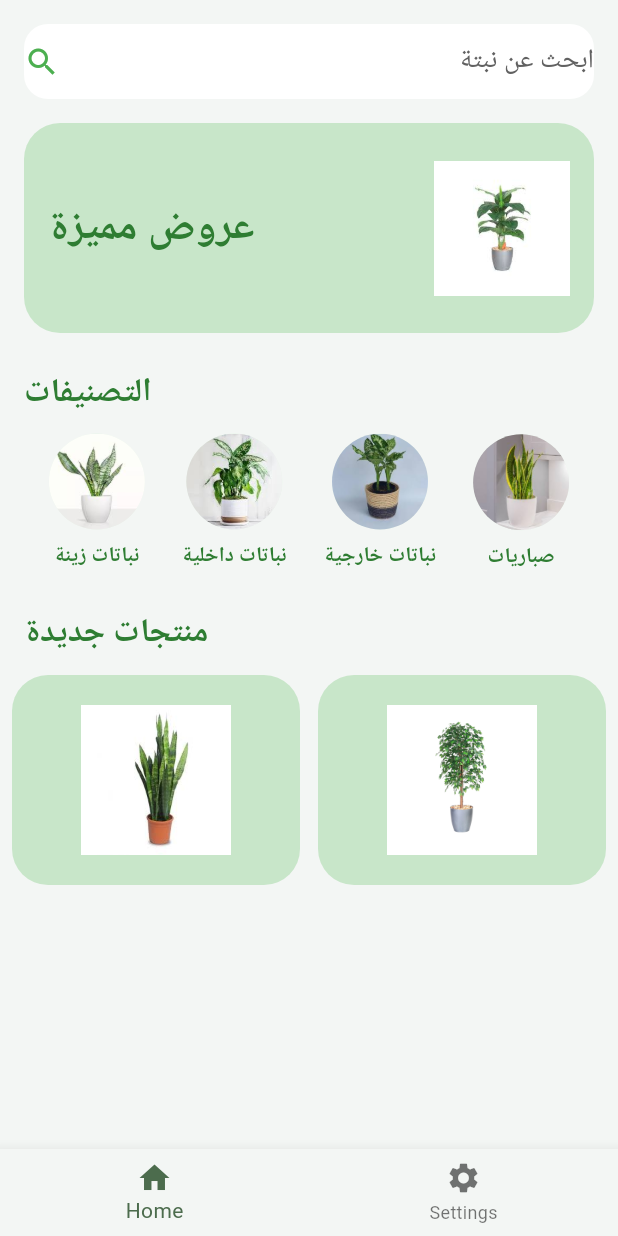
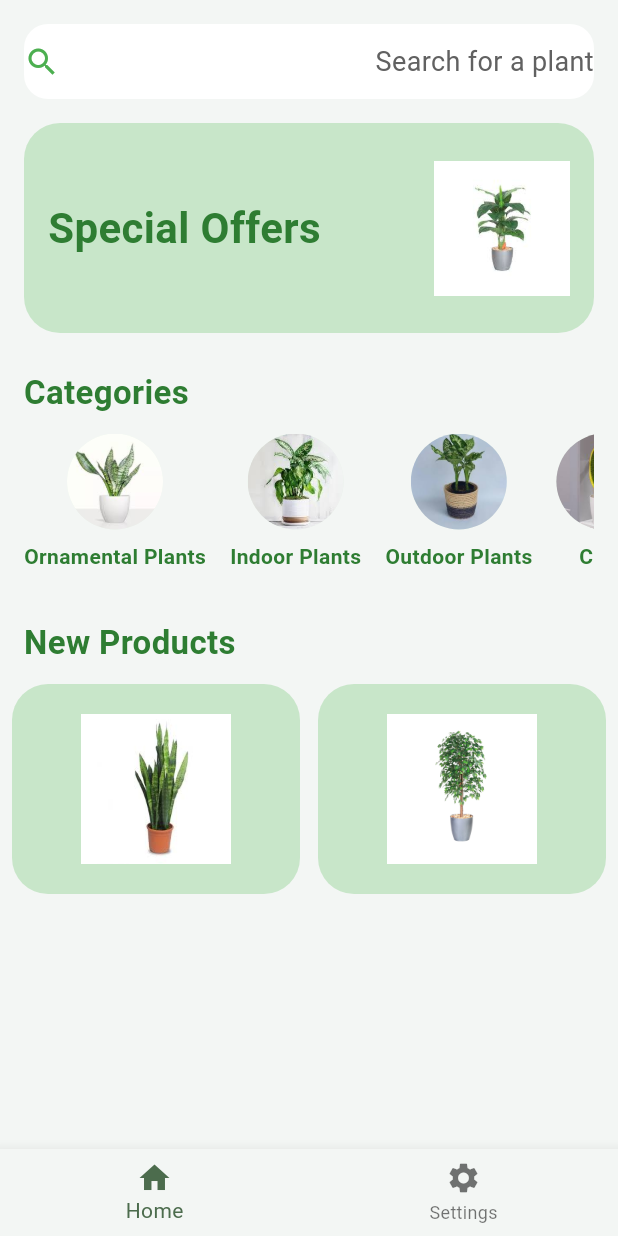
Before and after one commit to husseinzomar/nabatak_v1, a Flutter app: the screen it shows after launch, on a phone screen of 412 x 824 dp. Run offline on Flutter 3.47's test engine with Material 3 defaults, Android fonts, the phone set to English and light mode, and no system bars.

Commit message:
add translate

```diff
--- a/lib/Pages/homepage.dart
+++ b/lib/Pages/homepage.dart
@@ -1,4 +1,5 @@
 import 'package:flutter/material.dart';
+import 'package:nabatak_v1/l10n/app_localizations.dart';
 
 class HomePage extends StatelessWidget {
   @override
@@ -33,7 +34,9 @@ class HomePage extends StatelessWidget {
                         SizedBox(width: 8),
                         Expanded(
                           child: Text(
-                            'ابحث عن نبتة',
+                            AppLocalizations.of(
+                              context,
+                            )!.searchHint, // استخدم الترجمة هنا
                             style: TextStyle(
                               color: Colors.grey[700],
                               fontSize: 18,
@@ -65,7 +68,9 @@ class HomePage extends StatelessWidget {
                             mainAxisAlignment: MainAxisAlignment.center,
                             children: [
                               Text(
-                                'عروض مميزة',
+                                AppLocalizations.of(
+                                  context,
+                                )!.specialOffersTitle,
                                 style: TextStyle(
                                   color: Colors.green[800],
                                   fontSize: 28,
@@ -89,7 +94,7 @@ class HomePage extends StatelessWidget {
               Padding(
                 padding: const EdgeInsets.symmetric(horizontal: 16.0),
                 child: Text(
-                  'التصنيفات',
+                  AppLocalizations.of(context)!.categoriesTitle,
                   style: TextStyle(
                     color: Colors.green[800],
                     fontSize: 22,
@@ -101,14 +106,35 @@ class HomePage extends StatelessWidget {
               SizedBox(height: 12),
               Padding(
                 padding: const EdgeInsets.symmetric(horizontal: 8.0),
-                child: Row(
-                  mainAxisAlignment: MainAxisAlignment.spaceEvenly,
-                  children: [
-                    _CategoryItem('assets/plant2.jpeg', 'نباتات زينة'),
-                    _CategoryItem('assets/plant3.jpeg', 'نباتات داخلية'),
-                    _CategoryItem('assets/plant4.jpeg', 'نباتات خارجية'),
-                    _CategoryItem('assets/plant5.jpeg', 'صباريات'),
-                  ],
+                child: Padding(
+                  padding: const EdgeInsets.symmetric(horizontal: 8.0),
+                  child: SizedBox(
+                    height: 100, // ارتفاع العنصر
+                    child: ListView(
+                      scrollDirection: Axis.horizontal,
+                      children: [
+                        _CategoryItem(
+                          'assets/plant2.jpeg',
+                          AppLocalizations.of(context)!.ornamentalPlants,
+                        ),
+                        SizedBox(width: 16),
+                        _CategoryItem(
+                          'assets/plant3.jpeg',
+                          AppLocalizations.of(context)!.indoorPlants,
+                        ),
+                        SizedBox(width: 16),
+                        _CategoryItem(
+                          'assets/plant4.jpeg',
+                          AppLocalizations.of(context)!.outdoorPlants,
+                        ),
+                        SizedBox(width: 16),
+                        _CategoryItem(
+                          'assets/plant5.jpeg',
+                          AppLocalizations.of(context)!.cacti,
+                        ),
+                      ],
+                    ),
+                  ),
                 ),
               ),
               SizedBox(height: 24),
@@ -116,7 +142,7 @@ class HomePage extends StatelessWidget {
               Padding(
                 padding: const EdgeInsets.symmetric(horizontal: 16.0),
                 child: Text(
-                  'منتجات جديدة',
+                  AppLocalizations.of(context)!.newProductsTitle,
                   style: TextStyle(
                     color: Colors.green[800],
                     fontSize: 22,
@@ -166,6 +192,7 @@ class _CategoryItem extends StatelessWidget {
           style: TextStyle(
             color: Colors.green[800],
             fontWeight: FontWeight.bold,
+            fontSize: 14,
           ),
         ),
       ],
@@ -192,15 +219,6 @@ class _ProductItem extends StatelessWidget {
 }
 
 class PlantSearchDelegate extends SearchDelegate<String> {
-  final List<String> plantNames = [
-    'نباتات زينة',
-    'نباتات داخلية',
-    'نباتات خارجية',
-    'صباريات',
-    'منتجات جديدة',
-    // أضف المزيد حسب الحاجة
-  ];
-
   @override
   List<Widget>? buildActions(BuildContext context) {
     return [IconButton(icon: Icon(Icons.clear), onPressed: () => query = '')];
@@ -216,6 +234,13 @@ class PlantSearchDelegate extends SearchDelegate<String> {
 
   @override
   Widget buildResults(BuildContext context) {
+    final plantNames = [
+      AppLocalizations.of(context)!.ornamentalPlants,
+      AppLocalizations.of(context)!.indoorPlants,
+      AppLocalizations.of(context)!.outdoorPlants,
+      AppLocalizations.of(context)!.cacti,
+      AppLocalizations.of(context)!.newProductsTitle,
+    ];
     final results = plantNames.where((name) => name.contains(query)).toList();
     return ListView.builder(
       itemCount: results.length,
@@ -228,6 +253,13 @@ class PlantSearchDelegate extends SearchDelegate<String> {
 
   @override
   Widget buildSuggestions(BuildContext context) {
+    final plantNames = [
+      AppLocalizations.of(context)!.ornamentalPlants,
+      AppLocalizations.of(context)!.indoorPlants,
+      AppLocalizations.of(context)!.outdoorPlants,
+      AppLocalizations.of(context)!.cacti,
+      AppLocalizations.of(context)!.newProductsTitle,
+    ];
     final suggestions = plantNames
         .where((name) => name.contains(query))
         .toList();
--- a/lib/l10n/app_localizations.dart
+++ b/lib/l10n/app_localizations.dart
@@ -127,6 +127,66 @@ abstract class AppLocalizations {
   /// In en, this message translates to:
   /// **'Plant Name'**
   String get plantName;
+
+  /// No description provided for @searchHint.
+  ///
+  /// In en, this message translates to:
+  /// **'Search for a plant'**
+  String get searchHint;
+
+  /// No description provided for @specialOffersTitle.
+  ///
+  /// In en, this message translates to:
+  /// **'Special Offers'**
+  String get specialOffersTitle;
+
+  /// No description provided for @categoriesTitle.
+  ///
+  /// In en, this message translates to:
+  /// **'Categories'**
+  String get categoriesTitle;
+
+  /// No description provided for @ornamentalPlants.
+  ///
+  /// In en, this message translates to:
+  /// **'Ornamental Plants'**
+  String get ornamentalPlants;
+
+  /// No description provided for @indoorPlants.
+  ///
+  /// In en, this message translates to:
+  /// **'Indoor Plants'**
+  String get indoorPlants;
+
+  /// No description provided for @outdoorPlants.
+  ///
+  /// In en, this message translates to:
+  /// **'Outdoor Plants'**
+  String get outdoorPlants;
+
+  /// No description provided for @cacti.
+  ///
+  /// In en, this message translates to:
+  /// **'Cacti'**
+  String get cacti;
+
+  /// No description provided for @newProductsTitle.
+  ///
+  /// In en, this message translates to:
+  /// **'New Products'**
+  String get newProductsTitle;
+
+  /// No description provided for @clearButtonTooltip.
+  ///
+  /// In en, this message translates to:
+  /// **'Clear'**
+  String get clearButtonTooltip;
+
+  /// No description provided for @backButtonTooltip.
+  ///
+  /// In en, this message translates to:
+  /// **'Back'**
+  String get backButtonTooltip;
 }
 
 class _AppLocalizationsDelegate
--- a/lib/l10n/app_localizations_en.dart
+++ b/lib/l10n/app_localizations_en.dart
@@ -23,4 +23,34 @@ class AppLocalizationsEn extends AppLocalizations {
 
   @override
   String get plantName => 'Plant Name';
+
+  @override
+  String get searchHint => 'Search for a plant';
+
+  @override
+  String get specialOffersTitle => 'Special Offers';
+
+  @override
+  String get categoriesTitle => 'Categories';
+
+  @override
+  String get ornamentalPlants => 'Ornamental Plants';
+
+  @override
+  String get indoorPlants => 'Indoor Plants';
+
+  @override
+  String get outdoorPlants => 'Outdoor Plants';
+
+  @override
+  String get cacti => 'Cacti';
+
+  @override
+  String get newProductsTitle => 'New Products';
+
+  @override
+  String get clearButtonTooltip => 'Clear';
+
+  @override
+  String get backButtonTooltip => 'Back';
 }
```
Also changed, not shown: lib/l10n/app_localizations_ar.dart (+30 -0 lines), pubspec.lock.
